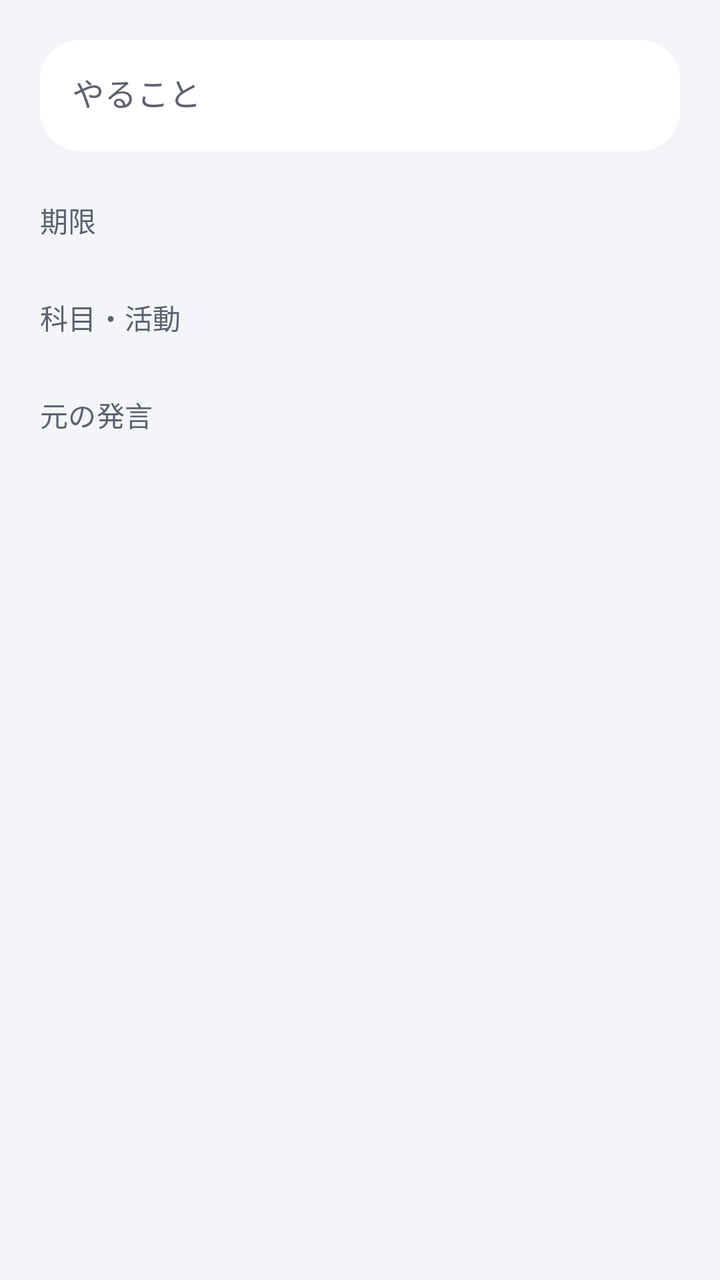
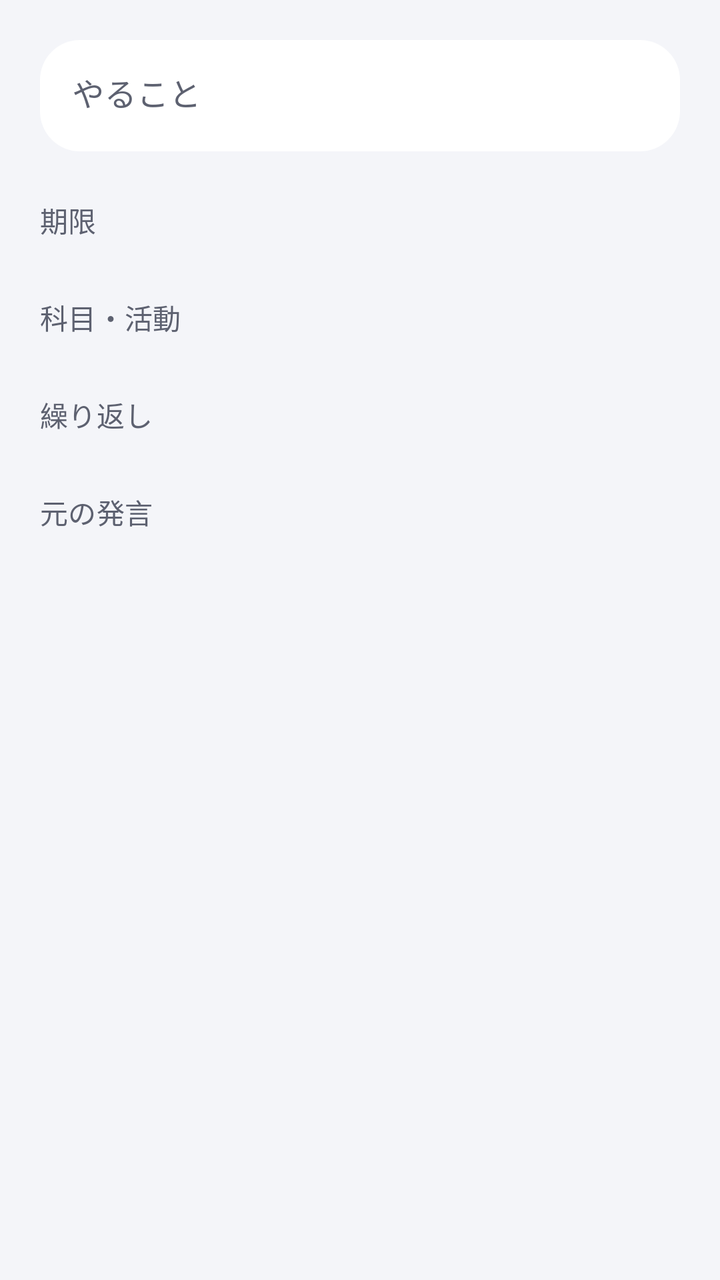

Before-and-after screenshots of an Android layout around one commit, followed by the original layout XML and the change that was made.
<!-- AndroidManifest.xml: application theme Theme.MimiMemo -->
<!-- res/layout/activity_todo_edit.xml -->
<?xml version="1.0" encoding="utf-8"?>
<ScrollView xmlns:android="http://schemas.android.com/apk/res/android"
    xmlns:app="http://schemas.android.com/apk/res-auto"
    android:layout_width="match_parent"
    android:layout_height="match_parent">

    <LinearLayout
        android:layout_width="match_parent"
        android:layout_height="wrap_content"
        android:orientation="vertical"
        android:padding="20dp">

        <com.google.android.material.textfield.TextInputLayout
            android:id="@+id/layoutTitle"
            style="@style/Widget.Material3.TextInputLayout.FilledBox"
            android:layout_width="match_parent"
            android:layout_height="wrap_content"
            android:hint="@string/label_title"
            app:boxBackgroundColor="@color/card"
            app:boxCornerRadiusBottomEnd="20dp"
            app:boxCornerRadiusBottomStart="20dp"
            app:boxCornerRadiusTopEnd="20dp"
            app:boxCornerRadiusTopStart="20dp"
            app:boxStrokeWidth="0dp"
            app:boxStrokeWidthFocused="0dp">

            <com.google.android.material.textfield.TextInputEditText
                android:id="@+id/editTitle"
                android:layout_width="match_parent"
                android:layout_height="wrap_content"
                android:inputType="textMultiLine"
                android:textAppearance="?attr/textAppearanceTitleMedium" />
        </com.google.android.material.textfield.TextInputLayout>

        
        <TextView
            style="@style/MimiMemo.SectionTitle"
            android:layout_width="wrap_content"
            android:layout_height="wrap_content"
            android:layout_marginTop="24dp"
            android:text="@string/label_due" />

        <com.google.android.material.chip.ChipGroup
            android:id="@+id/chipsDue"
            android:layout_width="match_parent"
            android:layout_height="wrap_content"
            android:layout_marginTop="8dp" />

        <TextView
            style="@style/MimiMemo.SectionTitle"
            android:layout_width="wrap_content"
            android:layout_height="wrap_content"
            android:layout_marginTop="20dp"
            android:text="@string/label_tag" />

        <com.google.android.material.chip.ChipGroup
            android:id="@+id/chipsTag"
            android:layout_width="match_parent"
            android:layout_height="wrap_content"
            android:layout_marginTop="8dp" />

        <LinearLayout
            android:id="@+id/sourceSection"
            android:layout_width="match_parent"
            android:layout_height="wrap_content"
            android:layout_marginTop="20dp"
            android:orientation="vertical">

            <TextView
                style="@style/MimiMemo.SectionTitle"
                android:layout_width="wrap_content"
                android:layout_height="wrap_content"
                android:text="@string/label_source" />

            <TextView
                android:id="@+id/textSource"
                android:layout_width="match_parent"
                android:layout_height="wrap_content"
                android:layout_marginTop="4dp"
                android:textAppearance="?attr/textAppearanceBodyLarge"
                android:textColor="?attr/colorOnSurfaceVariant" />
        </LinearLayout>
    </LinearLayout>
</ScrollView>
<!-- resources referenced by this layout -->
<resources>
  <color name="card">#FFFFFF</color>
  <string name="label_due">期限</string>
  <string name="label_source">元の発言</string>
  <string name="label_tag">科目・活動</string>
  <string name="label_title">やること</string>
  <style name="MimiMemo.SectionTitle" parent="">
          <item name="android:textAppearance">?attr/textAppearanceTitleSmall</item>
          <item name="android:textColor">?attr/colorOnSurfaceVariant</item>
      </style>
  <style name="Theme.MimiMemo" parent="Theme.Material3.DayNight">
          <item name="colorPrimary">@color/primary</item>
          <item name="colorOnPrimary">@color/on_primary</item>
          <item name="colorPrimaryContainer">@color/primary_container</item>
          <item name="colorOnPrimaryContainer">@color/on_primary_container</item>
          <item name="colorSecondaryContainer">@color/primary_container</item>
          <item name="colorOnSecondaryContainer">@color/on_primary_container</item>
          <item name="android:colorBackground">@color/background</item>
          <item name="colorSurface">@color/background</item>
          <item name="colorOnSurface">@color/on_surface</item>
          <item name="colorOnSurfaceVariant">@color/on_surface_variant</item>
          <item name="colorSurfaceContainer">@color/surface_container</item>
          <item name="colorSurfaceContainerLowest">@color/card</item>
          <item name="colorOutline">@color/outline</item>
          <item name="colorOutlineVariant">@color/card_stroke</item>
          <item name="actionBarStyle">@style/MimiMemo.ActionBar</item>
          <item name="actionBarTheme">@style/MimiMemo.ActionBarTheme</item>
          <item name="android:statusBarColor">@color/background</item>
          <item name="android:navigationBarColor">@color/background</item>
          <item name="android:windowLightStatusBar">@bool/light_system_bars</item>
          <item name="android:windowLightNavigationBar" tools:targetApi="27">@bool/light_system_bars</item>
          <item name="android:windowOptOutEdgeToEdgeEnforcement" tools:targetApi="35">true</item>
          <item name="materialAlertDialogTheme">@style/MimiMemo.Dialog</item>
      </style>
  <color name="primary">#3F4FD8</color>
  <color name="on_primary">#FFFFFF</color>
  <color name="primary_container">#E3E6FF</color>
  <color name="on_primary_container">#151E6B</color>
  <color name="background">#F4F5F9</color>
  <color name="on_surface">#1A1C24</color>
  <color name="on_surface_variant">#5D6170</color>
  <color name="surface_container">#ECEEF4</color>
  <color name="outline">#C9CCD6</color>
  <color name="card_stroke">#E6E8EF</color>
  <style name="MimiMemo.ActionBar" parent="Widget.Material3.ActionBar.Solid">
          <item name="background">@color/background</item>
          <item name="elevation">0dp</item>
          <item name="titleTextStyle">@style/MimiMemo.ActionBar.Title</item>
      </style>
  <style name="MimiMemo.ActionBarTheme" parent="ThemeOverlay.Material3.ActionBar">
          <item name="colorControlNormal">@color/on_surface</item>
          
          <item name="colorSurfaceContainer">@color/card</item>
      </style>
  <style name="MimiMemo.Dialog" parent="ThemeOverlay.Material3.MaterialAlertDialog">
          <item name="colorSurfaceContainerHigh">@color/card</item>
          <item name="shapeAppearanceCornerExtraLarge">@style/MimiMemo.Corner28</item>
      </style>
  <style name="MimiMemo.ActionBar.Title" parent="TextAppearance.Material3.TitleLarge">
          <item name="android:textColor">@color/on_surface</item>
          <item name="android:textStyle">bold</item>
      </style>
  <style name="MimiMemo.Corner28" parent="">
          <item name="cornerFamily">rounded</item>
          <item name="cornerSize">28dp</item>
      </style>
</resources>

<!-- the commit's change to res/layout/activity_todo_edit.xml (unified diff, before → after) -->
@@ -59,6 +59,20 @@
             android:layout_height="wrap_content"
             android:layout_marginTop="8dp" />
 
+        <TextView
+            style="@style/MimiMemo.SectionTitle"
+            android:layout_width="wrap_content"
+            android:layout_height="wrap_content"
+            android:layout_marginTop="20dp"
+            android:text="@string/label_repeat" />
+
+        
+        <com.google.android.material.chip.ChipGroup
+            android:id="@+id/chipsRepeat"
+            android:layout_width="match_parent"
+            android:layout_height="wrap_content"
+            android:layout_marginTop="8dp" />
+
         <LinearLayout
             android:id="@+id/sourceSection"
             android:layout_width="match_parent"
<!-- resource entries referenced after the edit -->
@@ -2,6 +2,7 @@
 <resources>
   <color name="card">#FFFFFF</color>
   <string name="label_due">期限</string>
+  <string name="label_repeat">繰り返し</string>
   <string name="label_source">元の発言</string>
   <string name="label_tag">科目・活動</string>
   <string name="label_title">やること</string>
